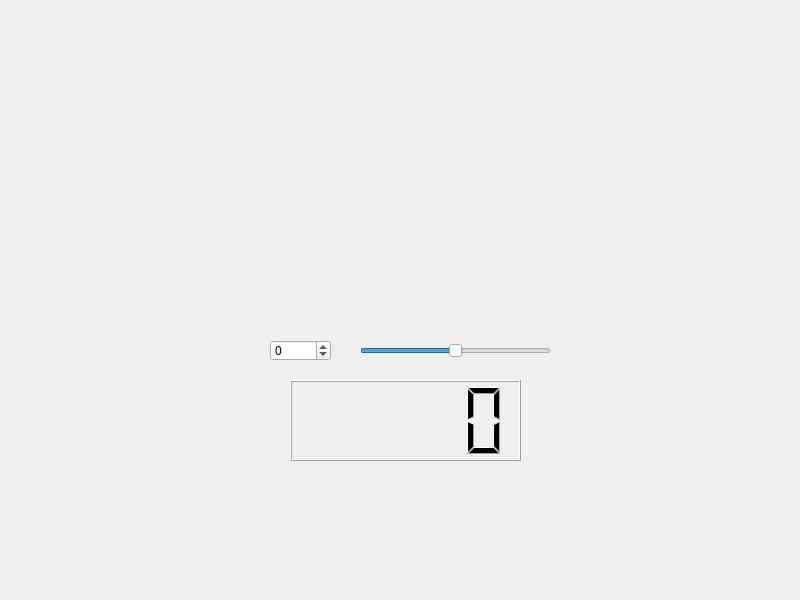
First picture: the form in widget.ui, repository lokey0905/Spinbox, before the edit.
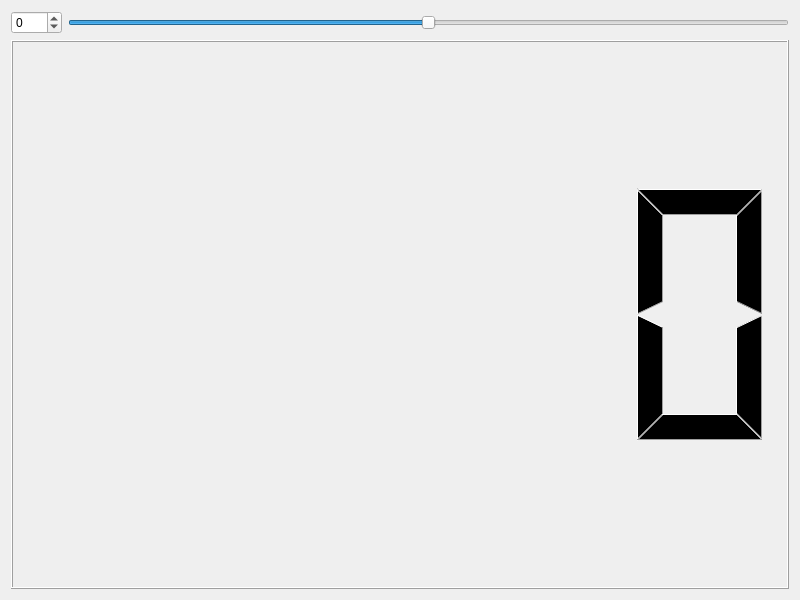
Second picture: the form after the edit.

Commit message: project complated(fix UI)

What changed in the file:
```diff
--- a/widget.ui
+++ b/widget.ui
@@ -13,15 +13,21 @@
   <property name="windowTitle">
    <string>Widget</string>
   </property>
+  <layout class="QVBoxLayout" name="verticalLayout">
+   <item>
+    <layout class="QHBoxLayout" name="horizontalLayout">
+     <item>
+      <widget class="QSpinBox" name="spinBox">
+       <property name="minimum">
+        <number>-100</number>
+       </property>
+       <property name="maximum">
+        <number>100</number>
+       </property>
+      </widget>
+     </item>
+     <item>
   <widget class="QSlider" name="horizontalSlider">
-   <property name="geometry">
-    <rect>
-     <x>360</x>
-     <y>340</y>
-     <width>191</width>
-     <height>22</height>
-    </rect>
-   </property>
    <property name="minimum">
     <number>-100</number>
    </property>
@@ -32,32 +38,13 @@
     <enum>Qt::Orientation::Horizontal</enum>
    </property>
   </widget>
-  <widget class="QSpinBox" name="spinBox">
-   <property name="geometry">
-    <rect>
-     <x>270</x>
-     <y>340</y>
-     <width>61</width>
-     <height>21</height>
-    </rect>
-   </property>
-   <property name="minimum">
-    <number>-100</number>
-   </property>
-   <property name="maximum">
-    <number>100</number>
-   </property>
-  </widget>
-  <widget class="QLCDNumber" name="lcdNumber">
-   <property name="geometry">
-    <rect>
-     <x>290</x>
-     <y>380</y>
-     <width>231</width>
-     <height>81</height>
-    </rect>
-   </property>
-  </widget>
+     </item>
+    </layout>
+   </item>
+   <item>
+    <widget class="QLCDNumber" name="lcdNumber"/>
+   </item>
+  </layout>
  </widget>
  <resources/>
  <connections>
```
Lines whose indentation alone changed are shown as unchanged.
